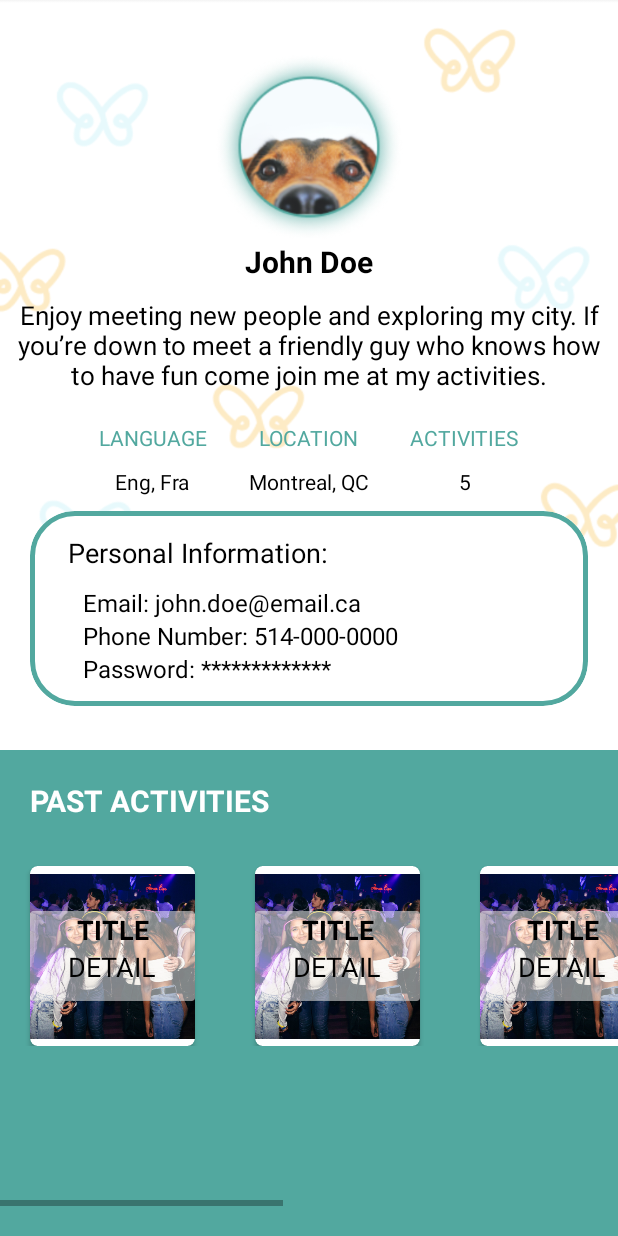
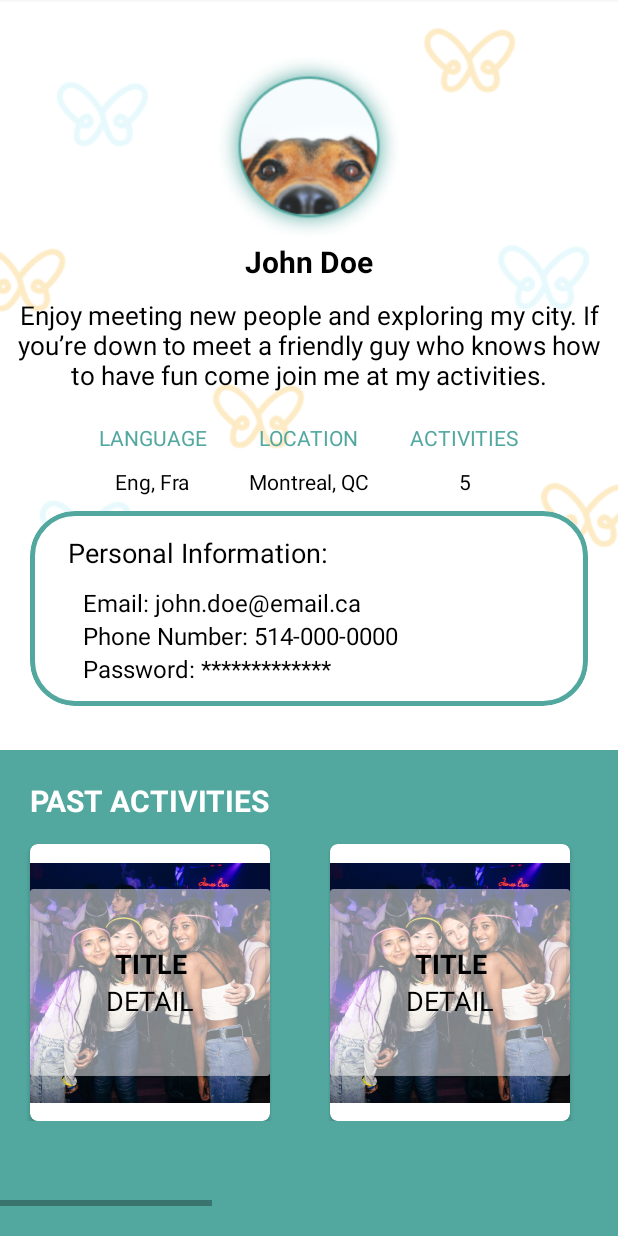
Before and after one commit to AC159/Soen-490-Papilio, an Android app: the UserProfileActivity screen opened directly, with no data from a screen before it, on a phone screen of 412 x 824 dp. Run offline under Robolectric (Android 15) with nearby library versions, the phone set to English and light mode, and no system bars.

Commit message:
Update user_profile_activity_box.xml

```diff
--- a/app/src/main/res/layout/user_profile_activity_box.xml
+++ b/app/src/main/res/layout/user_profile_activity_box.xml
@@ -2,13 +2,12 @@
 <RelativeLayout xmlns:android="http://schemas.android.com/apk/res/android"
     xmlns:app="http://schemas.android.com/apk/res-auto"
     xmlns:tools="http://schemas.android.com/tools"
-    android:layout_width="150dp"
-    android:layout_height="150dp">
+    android:layout_width="200dp"
+    android:layout_height="200dp">
 
     <androidx.cardview.widget.CardView
-        android:layout_width="120dp"
-        android:layout_height="120dp"
-        android:layout_alignParentBottom="true"
+        android:layout_width="match_parent"
+        android:layout_height="match_parent"
         android:layout_marginLeft="20dp"
         android:layout_marginRight="20dp"
         android:layout_marginTop="15dp"
@@ -38,8 +37,8 @@
                 <LinearLayout
                     android:layout_width="match_parent"
                     android:layout_height="match_parent"
+                    android:gravity="center"
                     android:orientation="vertical">
-
 
                     <TextView
                         android:layout_width="match_parent"
```
